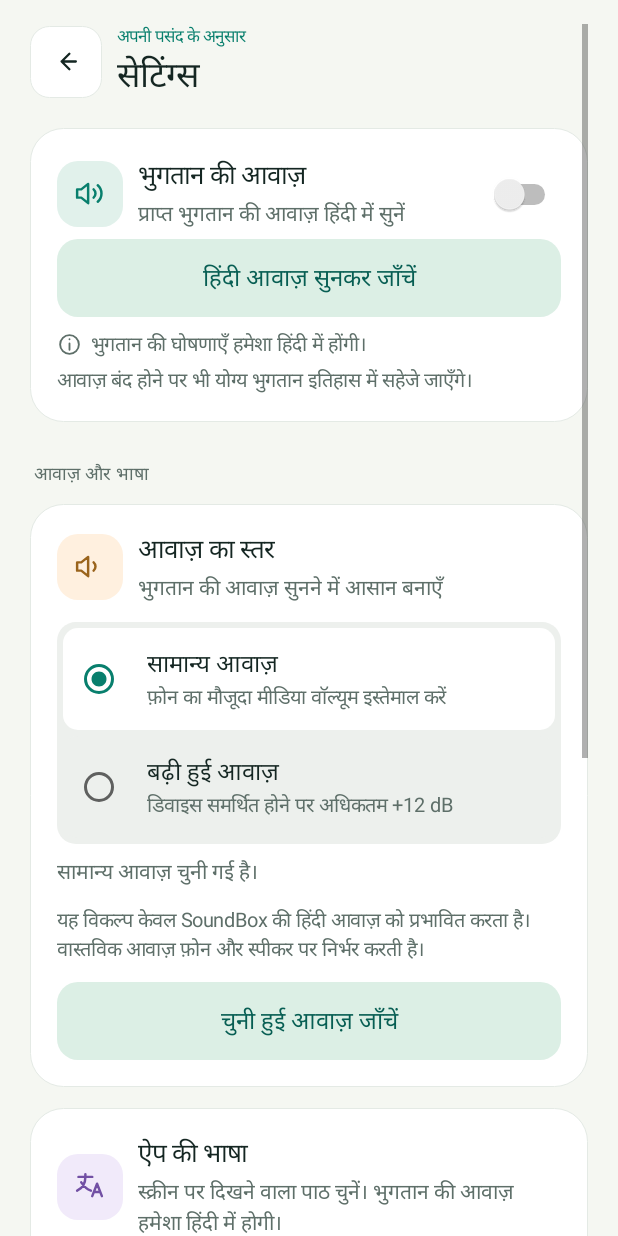
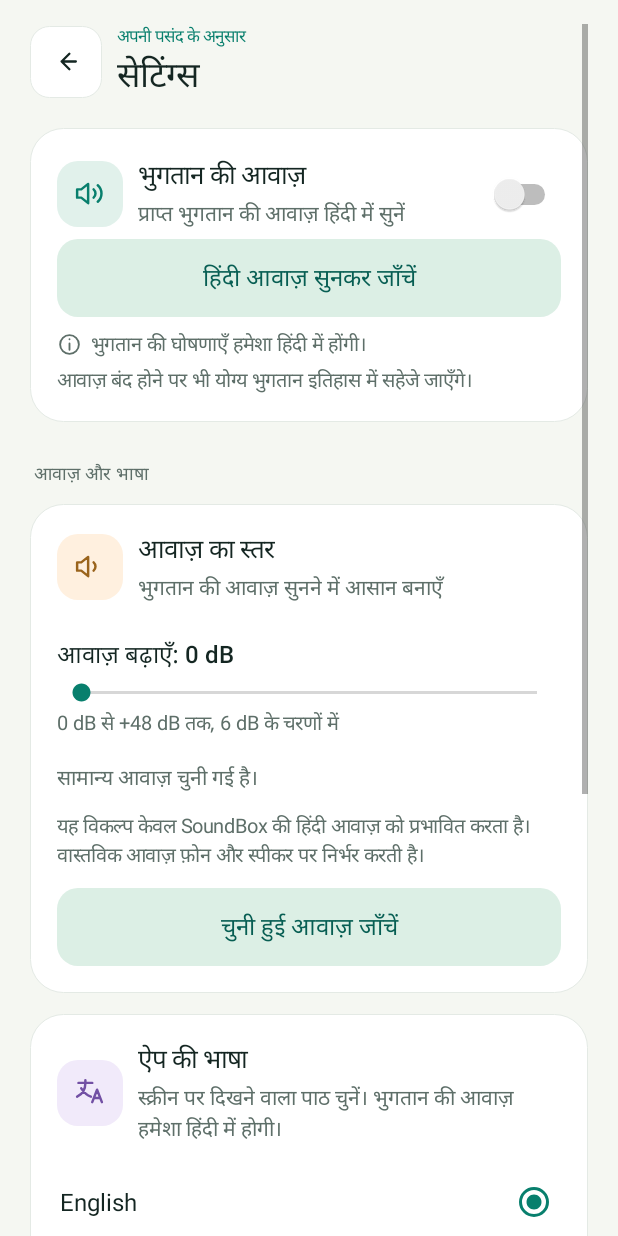
Before and after one commit to riteshsahu/soundbox, an Android app: the screen it shows after launch (MainActivity), after a tap on "सेटिंग्स खोलें", on a phone screen of 412 x 824 dp. Run offline under Robolectric (Android 15) with nearby library versions, the phone set to English and light mode, and no system bars.

Commit message:
create release build and add loudness booster slider

```diff
--- a/app/src/main/java/com/soundbox/AppPreferences.kt
+++ b/app/src/main/java/com/soundbox/AppPreferences.kt
@@ -9,6 +9,9 @@ object AppPreferences {
     const val ENGLISH_LANGUAGE = "en"
     const val ANNOUNCEMENTS_ENABLED = "announcements_enabled"
     const val LOUDNESS_BOOST_ENABLED = "loudness_boost_enabled"
+    const val LOUDNESS_BOOST_DB = "loudness_boost_db"
+    const val MAX_LOUDNESS_BOOST_DB = 48
+    const val LOUDNESS_BOOST_STEP_DB = 6
 
     fun uiLanguage(context: Context): String = context
         .getSharedPreferences(FILE_NAME, Context.MODE_PRIVATE)
@@ -43,4 +46,17 @@ object AppPreferences {
             .apply()
     }
 
+    fun loudnessBoostDb(context: Context): Int = context
+        .getSharedPreferences(FILE_NAME, Context.MODE_PRIVATE)
+        .getInt(LOUDNESS_BOOST_DB, if (loudnessBoostEnabled(context)) 12 else 0)
+        .coerceIn(0, MAX_LOUDNESS_BOOST_DB) / LOUDNESS_BOOST_STEP_DB * LOUDNESS_BOOST_STEP_DB
+
+    fun setLoudnessBoostDb(context: Context, db: Int) {
+        val value = (db.coerceIn(0, MAX_LOUDNESS_BOOST_DB) / LOUDNESS_BOOST_STEP_DB) * LOUDNESS_BOOST_STEP_DB
+        context.getSharedPreferences(FILE_NAME, Context.MODE_PRIVATE).edit()
+            .putInt(LOUDNESS_BOOST_DB, value)
+            .putBoolean(LOUDNESS_BOOST_ENABLED, value > 0)
+            .apply()
+    }
+
 }
--- a/app/src/main/java/com/soundbox/MainActivity.kt
+++ b/app/src/main/java/com/soundbox/MainActivity.kt
@@ -26,6 +26,7 @@ import android.widget.ImageView
 import android.widget.RadioButton
 import android.widget.RadioGroup
 import android.widget.ScrollView
+import android.widget.SeekBar
 import android.widget.Switch
 import android.widget.TextView
 import android.widget.Toast
@@ -515,7 +516,7 @@ class MainActivity : Activity() {
         val loudness = card(parent)
         addSettingHeading(loudness, R.drawable.ic_volume, R.color.boost_surface,
             getString(R.string.loudness_boost), getString(R.string.boost_short_description))
-        addLoudnessSegment(loudness)
+        addLoudnessSlider(loudness)
         addText(
             loudness,
             getString(
@@ -651,58 +652,32 @@ class MainActivity : Activity() {
         parent.addView(tile, LinearLayout.LayoutParams(dp(44), dp(44)))
     }
 
-    private fun addLoudnessSegment(parent: LinearLayout) {
-        val group = LinearLayout(this).apply {
-            orientation = LinearLayout.VERTICAL
-            background = rounded(R.color.segment_surface, 13)
-            setPadding(dp(4), dp(4), dp(4), dp(4))
-        }
-        fun choice(enabled: Boolean, title: String, description: String) {
-            val selected = AppPreferences.loudnessBoostEnabled(this) == enabled
-            val option = LinearLayout(this).apply {
-                orientation = LinearLayout.HORIZONTAL
-                gravity = Gravity.CENTER_VERTICAL
-                minimumHeight = dp(68)
-                setPadding(dp(8), dp(8), dp(10), dp(8))
-                background = rounded(if (selected) R.color.surface else R.color.segment_surface, 10)
-                isClickable = true
-                isFocusable = true
-                isSelected = selected
-                contentDescription = if (selected) getString(R.string.selected_format, "$title. $description") else "$title. $description"
-                setOnClickListener {
-                    AppPreferences.setLoudnessBoostEnabled(this@MainActivity, enabled)
-                    boostAvailable = speechController?.setBoostEnabled(enabled)
-                    sendBroadcast(Intent(SpeechActions.SET_LOUDNESS_BOOST).setPackage(packageName)
-                        .putExtra(SpeechActions.EXTRA_BOOST_ENABLED, enabled))
-                    showScreen(currentScreen)
+    private fun addLoudnessSlider(parent: LinearLayout) {
+        val value = AppPreferences.loudnessBoostDb(this)
+        val label = makeTextView("${getString(R.string.speech_boost_level)}: ${value} dB", 16f, R.color.ink, medium = true)
+        parent.addView(label, margin(top = 10, bottom = 4))
+        val slider = SeekBar(this).apply {
+            max = AppPreferences.MAX_LOUDNESS_BOOST_DB / AppPreferences.LOUDNESS_BOOST_STEP_DB
+            progress = value / AppPreferences.LOUDNESS_BOOST_STEP_DB
+            contentDescription = getString(R.string.speech_boost_level)
+            minimumHeight = dp(52)
+            setOnSeekBarChangeListener(object : SeekBar.OnSeekBarChangeListener {
+                override fun onProgressChanged(seekBar: SeekBar?, progress: Int, fromUser: Boolean) {
+                    val gainDb = progress * AppPreferences.LOUDNESS_BOOST_STEP_DB
+                    label.text = "${getString(R.string.speech_boost_level)}: ${gainDb} dB"
+                    if (fromUser) {
+                        AppPreferences.setLoudnessBoostDb(this@MainActivity, gainDb)
+                        boostAvailable = speechController?.setBoostDb(gainDb)
+                        sendBroadcast(Intent(SpeechActions.SET_LOUDNESS_BOOST).setPackage(packageName)
+                            .putExtra(SpeechActions.EXTRA_BOOST_DB, gainDb))
+                    }
                 }
-            }
-            val radio = RadioButton(this).apply {
-                isChecked = selected
-                isClickable = false
-                isFocusable = false
-                contentDescription = null
-            }
-            option.addView(radio, LinearLayout.LayoutParams(dp(48), dp(48)))
-            val copy = LinearLayout(this).apply { orientation = LinearLayout.VERTICAL }
-            addText(copy, title, 16f, R.color.ink, medium = true, bottom = 1)
-            addText(copy, description, 13f, R.color.muted_ink, bottom = 0)
-            option.addView(copy, LinearLayout.LayoutParams(0, -2, 1f))
-            group.addView(option, LinearLayout.LayoutParams(-1, -2).apply {
-                if (group.childCount > 0) topMargin = dp(4)
+                override fun onStartTrackingTouch(seekBar: SeekBar?) = Unit
+                override fun onStopTrackingTouch(seekBar: SeekBar?) = Unit
             })
         }
-        choice(
-            false,
-            getString(R.string.normal_sound),
-            getString(R.string.normal_sound_description)
-        )
-        choice(
-            true,
-            getString(R.string.boosted_sound),
-            getString(R.string.boosted_sound_description)
-        )
-        parent.addView(group)
+        parent.addView(slider)
+        addText(parent, getString(R.string.speech_boost_range), 13f, R.color.muted_ink, top = 2)
     }
 
     private fun addLanguageChoice(parent: LinearLayout, language: String, label: String) {
--- a/app/src/main/java/com/soundbox/speech/SpeechActions.kt
+++ b/app/src/main/java/com/soundbox/speech/SpeechActions.kt
@@ -5,4 +5,5 @@ object SpeechActions {
     const val STOP_QUEUED_ANNOUNCEMENTS = "com.soundbox.action.STOP_QUEUED_ANNOUNCEMENTS"
     const val SET_LOUDNESS_BOOST = "com.soundbox.action.SET_LOUDNESS_BOOST"
     const val EXTRA_BOOST_ENABLED = "boost_enabled"
+    const val EXTRA_BOOST_DB = "boost_db"
 }
--- a/app/src/main/res/values/strings.xml
+++ b/app/src/main/res/values/strings.xml
@@ -106,7 +106,7 @@
     <string name="normal_sound">सामान्य आवाज़</string>
     <string name="normal_sound_description">फ़ोन का मौजूदा मीडिया वॉल्यूम इस्तेमाल करें</string>
     <string name="boosted_sound">बढ़ी हुई आवाज़</string>
-    <string name="boosted_sound_description">डिवाइस समर्थित होने पर अधिकतम +12 dB</string>
+    <string name="boosted_sound_description">आवाज़ 0 से +48 dB तक समायोजित करें</string>
     <string name="boost_effect_normal">सामान्य आवाज़ चुनी गई है।</string>
     <string name="boost_effect_available">इस डिवाइस पर आवाज़ बढ़ाना उपलब्ध है।</string>
     <string name="boost_effect_unavailable">यह डिवाइस आवाज़ बढ़ाने की सुविधा नहीं दे रहा; सामान्य आवाज़ जारी रहेगी।</string>
@@ -169,4 +169,6 @@
     <string name="today_only">आज</string>
     <string name="last_seven_days">पिछले 7 दिन</string>
     <string name="custom_date_range">तारीख़ सीमा</string>
+    <string name="speech_boost_level">आवाज़ बढ़ाएँ</string>
+    <string name="speech_boost_range">0 dB से +48 dB तक, 6 dB के चरणों में</string>
 </resources>
```
Also changed, not shown: app/build.gradle.kts (+26 -0 lines), app/src/main/java/com/soundbox/notifications/PaymentNotificationListener.kt (+6 -7 lines), app/src/main/java/com/soundbox/speech/HindiSpeechController.kt (+9 -9 lines), 3 other files.
